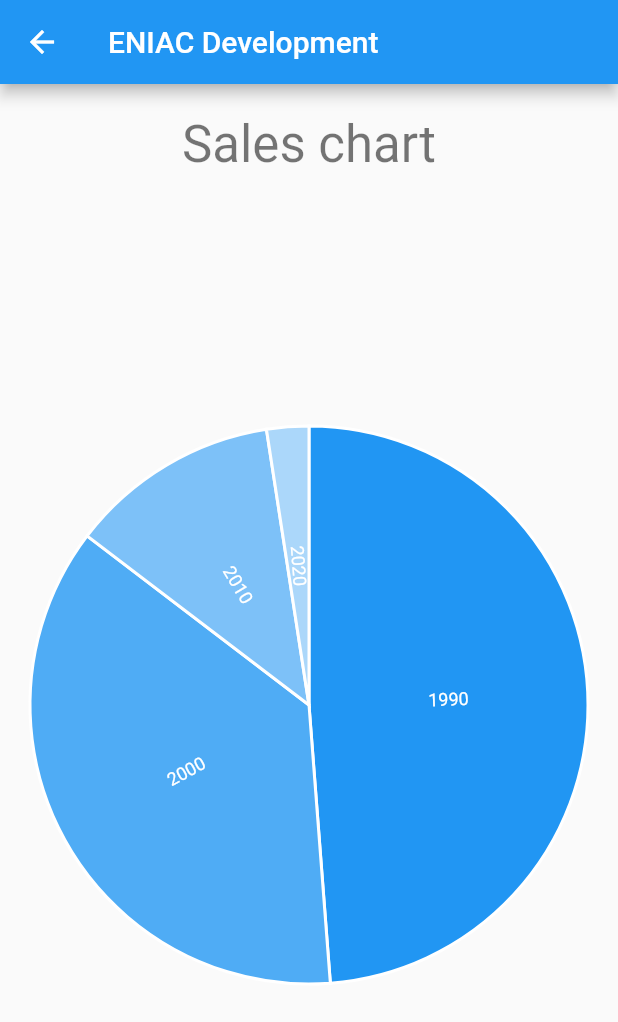
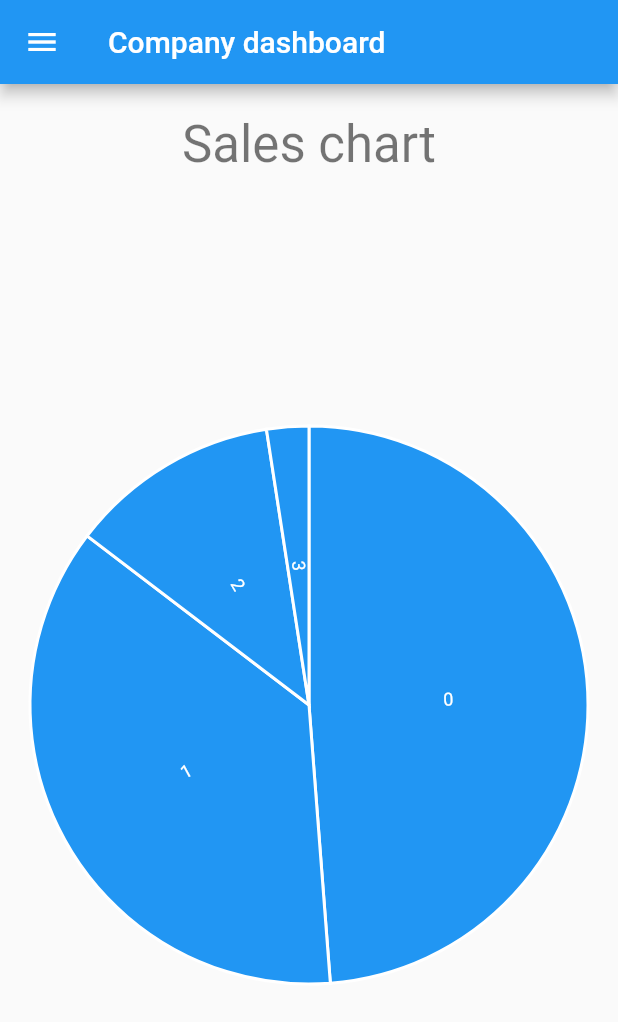
Before and after one commit to ben940531/eniachub_mobile_v011, a Flutter app: the HomePage screen opened by its route, after a tap on "ENIAC Development", on a phone screen of 412 x 824 dp. Shown: the top 1022 px of the screen. Run offline on Flutter 3.47's test engine with Material 2 defaults, Android fonts, the phone set to English and light mode, and no system bars; drawn by our look-alikes of flutter_easyloading; our stand-ins replace charts_flutter, flutter_spinkit, shared_preferences; accounts and stored records are empty.

Commit message:
added drawer to companypage

```diff
--- a/lib/pages/company.dart
+++ b/lib/pages/company.dart
@@ -14,15 +14,16 @@ class CompanyPage extends StatelessWidget {
 
   static List<charts.Series<LinearSales, int>> _createSampleData() {
     final data = [
-      new LinearSales(1990, 100),
-      new LinearSales(2000, 75),
-      new LinearSales(2010, 25),
-      new LinearSales(2020, 5),
+      new LinearSales(0, 100),
+      new LinearSales(1, 75),
+      new LinearSales(2, 25),
+      new LinearSales(3, 5),
     ];
 
     return [
       new charts.Series<LinearSales, int>(
         id: 'Sales',
+        colorFn: (_, __) => charts.MaterialPalette.blue.shadeDefault,
         domainFn: (LinearSales sales, _) => sales.year,
         measureFn: (LinearSales sales, _) => sales.sales,
         data: data,
@@ -34,14 +35,58 @@ class CompanyPage extends StatelessWidget {
   Widget build(BuildContext context) {
     return Scaffold(
       appBar: AppBar(
-        title: Text(name),
+        title: Text('Company dashboard'),
         backgroundColor: Colors.blue[500],
+      ),
+      drawer: Drawer(
+        child: ListView(
+          padding: EdgeInsets.zero,
+          children: <Widget>[
+            DrawerHeader(
+              child: Stack(
+                children: [
+                  Positioned(
+                    bottom: 12.0,
+                    child: Text(
+                      this.name,
+                      style: Theme.of(context).textTheme.body1,
+                    ),
+                  )
+                ],
+              ),
+              decoration: BoxDecoration(
+                color: Colors.blue,
+              ),
+            ),
+            ListTile(
+                title: Text('Company dashboard'),
+                onTap: () {
+                  Navigator.pop(context);
+                }),
+            ListTile(
+              title: Text('Personal functions'),
+              onTap: () {
+                Navigator.pop(context);
+              },
+            ),
+            ListTile(
+              title: Text('Front office functions'),
+              onTap: () {
+                Navigator.pop(context);
+              },
+            ),
+          ],
+        ),
       ),
       body: Padding(
         padding: const EdgeInsets.only(top: 20.0),
-        child: Column(
+        child: PageView(scrollDirection: Axis.vertical, children: [
+          Column(
             children: <Widget>[
-            Text('Sales chart',style: Theme.of(context).textTheme.display1,),
+              Text(
+                'Sales chart',
+                style: Theme.of(context).textTheme.display1,
+              ),
               Expanded(
                 child: charts.PieChart(
                   _createSampleData(),
@@ -52,6 +97,21 @@ class CompanyPage extends StatelessWidget {
               ),
             ],
           ),
+          Column(
+            children: <Widget>[
+              Text(
+                'Doc chart',
+                style: Theme.of(context).textTheme.display1,
+              ),
+              Expanded(
+                child: charts.LineChart(
+                  _createSampleData(),
+                  animate: true,
+                ),
+              ),
+            ],
+          ),
+        ]),
       ),
     );
   }
--- a/lib/pages/home.dart
+++ b/lib/pages/home.dart
@@ -78,10 +78,7 @@ class _HomePageState extends State<HomePage> {
                           Navigator.pushNamed(
                             context,
                             CompanyPage.routeName,
-                            arguments: Entity(
-                              _widgetList[index].name,
-                              _widgetList[index].connectionId,
-                            ),
+                            arguments: _widgetList[index],
                           );
                         },
                         color: Colors.blue,
```
Lines whose indentation alone changed are shown as unchanged.
